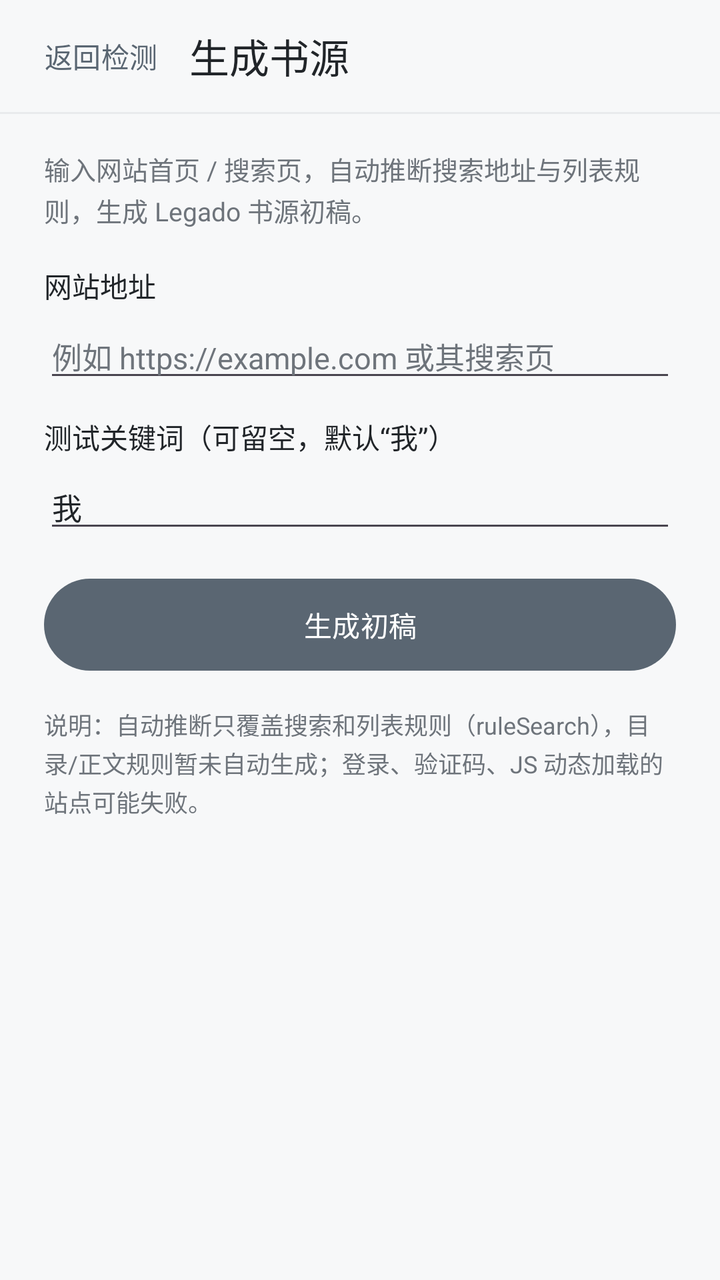
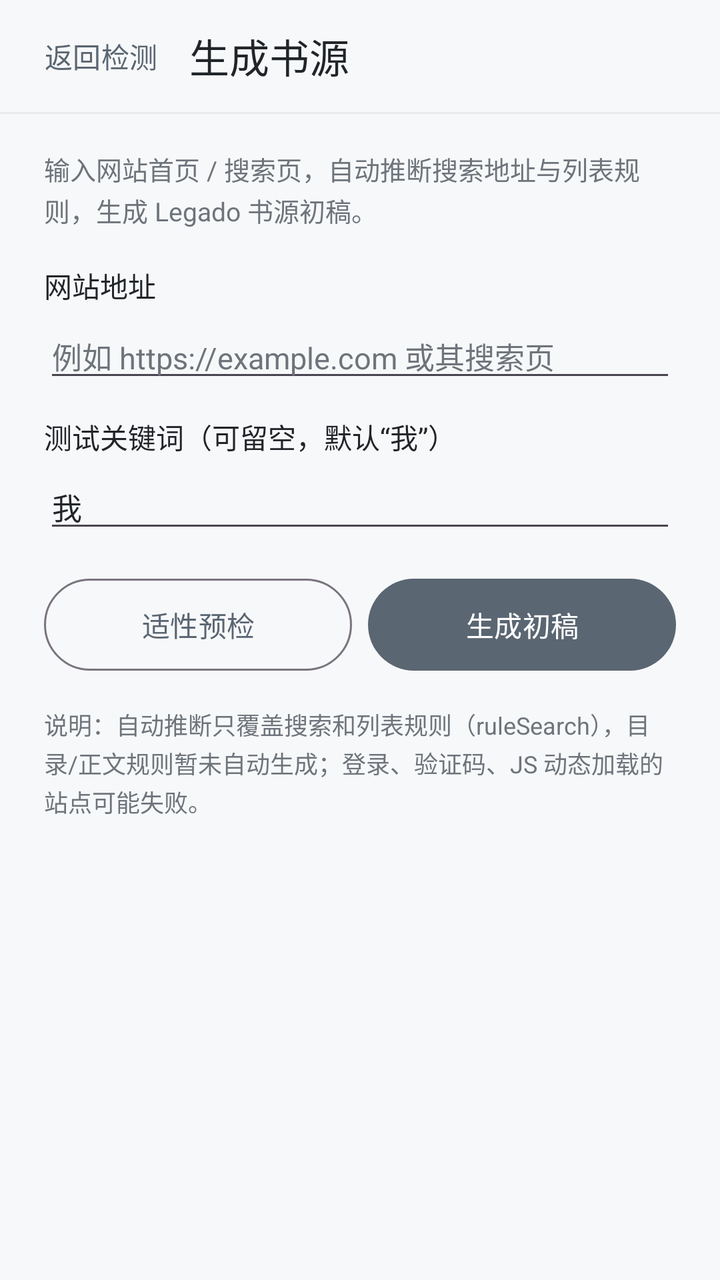

Two renders of the same Android screen: before a commit and after it. Below are the layout's source before the change and the commit's diff.
<!-- AndroidManifest.xml: application theme Theme.ShuyuanHelper -->
<!-- res/layout/activity_generator.xml -->
<?xml version="1.0" encoding="utf-8"?>
<LinearLayout xmlns:android="http://schemas.android.com/apk/res/android"
    android:layout_width="match_parent"
    android:layout_height="match_parent"
    android:background="@color/bg_window"
    android:fitsSystemWindows="true"
    android:orientation="vertical">

    <LinearLayout
        android:layout_width="match_parent"
        android:layout_height="wrap_content"
        android:gravity="center_vertical"
        android:orientation="horizontal"
        android:paddingStart="10dp"
        android:paddingTop="8dp"
        android:paddingEnd="18dp"
        android:paddingBottom="8dp">

        <com.google.android.material.button.MaterialButton
            android:id="@+id/btnGenBack"
            style="@style/Widget.Material3.Button.TextButton"
            android:layout_width="wrap_content"
            android:layout_height="40dp"
            android:insetTop="0dp"
            android:insetBottom="0dp"
            android:minWidth="0dp"
            android:paddingStart="10dp"
            android:paddingEnd="10dp"
            android:text="@string/generator_back"
            android:textSize="14sp" />

        <TextView
            android:id="@+id/tvGenTitle"
            android:layout_width="0dp"
            android:layout_height="wrap_content"
            android:layout_marginStart="4dp"
            android:layout_weight="1"
            android:text="@string/generator_title"
            android:textColor="@color/text_primary"
            android:textSize="20sp" />
    </LinearLayout>

    <View
        android:layout_width="match_parent"
        android:layout_height="1dp"
        android:background="@color/divider" />

    <ScrollView
        android:layout_width="match_parent"
        android:layout_height="0dp"
        android:layout_weight="1"
        android:fillViewport="true"
        android:scrollbars="none">

        <LinearLayout
            android:layout_width="match_parent"
            android:layout_height="wrap_content"
            android:orientation="vertical"
            android:paddingStart="22dp"
            android:paddingTop="18dp"
            android:paddingEnd="22dp"
            android:paddingBottom="24dp">

            <TextView
                android:layout_width="match_parent"
                android:layout_height="wrap_content"
                android:text="@string/generator_subtitle"
                android:textColor="@color/text_secondary"
                android:textSize="13sp"
                android:lineSpacingExtra="2dp" />

            <TextView
                android:layout_width="wrap_content"
                android:layout_height="wrap_content"
                android:layout_marginTop="18dp"
                android:text="@string/generator_url_label"
                android:textColor="@color/text_primary"
                android:textSize="14sp" />

            <EditText
                android:id="@+id/etGenUrl"
                android:layout_width="match_parent"
                android:layout_height="wrap_content"
                android:layout_marginTop="4dp"
                android:hint="@string/generator_url_hint"
                android:importantForAutofill="no"
                android:inputType="textUri"
                android:textColor="@color/text_primary"
                android:textColorHint="@color/text_secondary"
                android:textSize="15sp" />

            <TextView
                android:layout_width="wrap_content"
                android:layout_height="wrap_content"
                android:layout_marginTop="12dp"
                android:text="@string/generator_keyword_label"
                android:textColor="@color/text_primary"
                android:textSize="14sp" />

            <EditText
                android:id="@+id/etGenKeyword"
                android:layout_width="match_parent"
                android:layout_height="wrap_content"
                android:layout_marginTop="4dp"
                android:importantForAutofill="no"
                android:text="我"
                android:textColor="@color/text_primary"
                android:textColorHint="@color/text_secondary"
                android:textSize="15sp" />

            <com.google.android.material.button.MaterialButton
                android:id="@+id/btnGenStart"
                style="@style/Widget.Material3.Button"
                android:layout_width="match_parent"
                android:layout_height="46dp"
                android:layout_marginTop="18dp"
                android:insetTop="0dp"
                android:insetBottom="0dp"
                android:text="@string/generator_action" />

            <ProgressBar
                android:id="@+id/progressGen"
                style="@android:style/Widget.ProgressBar.Horizontal"
                android:layout_width="match_parent"
                android:layout_height="3dp"
                android:layout_marginTop="10dp"
                android:indeterminate="true"
                android:indeterminateTint="@color/brand_primary"
                android:visibility="gone" />

            <TextView
                android:id="@+id/tvGenStatus"
                android:layout_width="match_parent"
                android:layout_height="wrap_content"
                android:layout_marginTop="10dp"
                android:textColor="@color/text_secondary"
                android:textSize="13sp"
                android:visibility="gone" />

            <TextView
                android:id="@+id/tvGenResult"
                android:layout_width="match_parent"
                android:layout_height="wrap_content"
                android:layout_marginTop="14dp"
                android:background="@color/surface"
                android:lineSpacingExtra="3dp"
                android:padding="14dp"
                android:textColor="@color/text_primary"
                android:textIsSelectable="true"
                android:textSize="14sp"
                android:visibility="gone" />

            <LinearLayout
                android:id="@+id/layoutGenActions"
                android:layout_width="match_parent"
                android:layout_height="wrap_content"
                android:layout_marginTop="14dp"
                android:orientation="horizontal"
                android:visibility="gone">

                <com.google.android.material.button.MaterialButton
                    android:id="@+id/btnGenAdd"
                    style="@style/Widget.Material3.Button"
                    android:layout_width="0dp"
                    android:layout_height="46dp"
                    android:layout_marginEnd="8dp"
                    android:layout_weight="1"
                    android:insetTop="0dp"
                    android:insetBottom="0dp"
                    android:text="@string/generator_add" />

                <com.google.android.material.button.MaterialButton
                    android:id="@+id/btnGenCopy"
                    style="@style/Widget.Material3.Button.OutlinedButton"
                    android:layout_width="0dp"
                    android:layout_height="46dp"
                    android:layout_weight="1"
                    android:insetTop="0dp"
                    android:insetBottom="0dp"
                    android:text="@string/generator_copy" />
            </LinearLayout>

            <TextView
                android:layout_width="match_parent"
                android:layout_height="wrap_content"
                android:layout_marginTop="18dp"
                android:text="@string/generator_tip"
                android:textColor="@color/text_secondary"
                android:textSize="12sp"
                android:lineSpacingExtra="2dp" />
        </LinearLayout>
    </ScrollView>
</LinearLayout>
<!-- resources referenced by this layout -->
<resources>
  <color name="bg_window">#F7F8F9</color>
  <color name="brand_primary">#5A6672</color>
  <color name="divider">#E9EBED</color>
  <color name="surface">#FFFFFF</color>
  <color name="text_primary">#212529</color>
  <color name="text_secondary">#6E747B</color>
  <string name="generator_action">生成初稿</string>
  <string name="generator_add">加入检测列表</string>
  <string name="generator_back">返回检测</string>
  <string name="generator_copy">复制 JSON</string>
  <string name="generator_keyword_label">测试关键词（可留空，默认“我”）</string>
  <string name="generator_subtitle">输入网站首页 / 搜索页，自动推断搜索地址与列表规则，生成 Legado 书源初稿。</string>
  <string name="generator_tip">说明：自动推断只覆盖搜索和列表规则（ruleSearch），目录/正文规则暂未自动生成；登录、验证码、JS 动态加载的站点可能失败。</string>
  <string name="generator_title">生成书源</string>
  <string name="generator_url_hint">例如 https://example.com 或其搜索页</string>
  <string name="generator_url_label">网站地址</string>
  <style name="Theme.ShuyuanHelper" parent="Theme.Material3.Light.NoActionBar">
          <item name="colorPrimary">@color/brand_primary</item>
          <item name="colorPrimaryDark">@color/brand_dark</item>
          <item name="colorPrimaryVariant">@color/brand_dark</item>
          <item name="colorOnPrimary">#FFFFFF</item>
          <item name="colorSecondary">@color/brand_primary</item>
          <item name="colorPrimaryContainer">@color/brand_light</item>
          <item name="colorOnPrimaryContainer">@color/text_primary</item>
          <item name="colorSecondaryContainer">@color/brand_light</item>
          <item name="colorOnSecondaryContainer">@color/text_primary</item>
          <item name="colorSurface">@color/surface</item>
          <item name="colorOnSurface">@color/text_primary</item>
          <item name="colorOnSurfaceVariant">@color/text_secondary</item>
          <item name="android:windowBackground">@color/bg_window</item>
          <item name="android:statusBarColor">@color/bg_window</item>
          <item name="android:windowLightStatusBar">true</item>
          <item name="android:fontFamily">sans-serif</item>
      </style>
  <color name="brand_dark">#414B54</color>
  <color name="brand_light">#E9ECEF</color>
</resources>

<!-- the commit's change to res/layout/activity_generator.xml (unified diff, before → after) -->
@@ -108,15 +108,33 @@
                 android:textColorHint="@color/text_secondary"
                 android:textSize="15sp" />
 
-            <com.google.android.material.button.MaterialButton
-                android:id="@+id/btnGenStart"
-                style="@style/Widget.Material3.Button"
-                android:layout_width="match_parent"
-                android:layout_height="46dp"
+            <LinearLayout
+                android:layout_width="match_parent"
+                android:layout_height="wrap_content"
                 android:layout_marginTop="18dp"
-                android:insetTop="0dp"
-                android:insetBottom="0dp"
-                android:text="@string/generator_action" />
+                android:orientation="horizontal">
+
+                <com.google.android.material.button.MaterialButton
+                    android:id="@+id/btnGenPrecheck"
+                    style="@style/Widget.Material3.Button.OutlinedButton"
+                    android:layout_width="0dp"
+                    android:layout_height="46dp"
+                    android:layout_marginEnd="8dp"
+                    android:layout_weight="1"
+                    android:insetTop="0dp"
+                    android:insetBottom="0dp"
+                    android:text="@string/generator_precheck" />
+
+                <com.google.android.material.button.MaterialButton
+                    android:id="@+id/btnGenStart"
+                    style="@style/Widget.Material3.Button"
+                    android:layout_width="0dp"
+                    android:layout_height="46dp"
+                    android:layout_weight="1"
+                    android:insetTop="0dp"
+                    android:insetBottom="0dp"
+                    android:text="@string/generator_action" />
+            </LinearLayout>
 
             <ProgressBar
                 android:id="@+id/progressGen"
<!-- resource entries referenced after the edit -->
@@ -11,6 +11,7 @@
   <string name="generator_back">返回检测</string>
   <string name="generator_copy">复制 JSON</string>
   <string name="generator_keyword_label">测试关键词（可留空，默认“我”）</string>
+  <string name="generator_precheck">适性预检</string>
   <string name="generator_subtitle">输入网站首页 / 搜索页，自动推断搜索地址与列表规则，生成 Legado 书源初稿。</string>
   <string name="generator_tip">说明：自动推断只覆盖搜索和列表规则（ruleSearch），目录/正文规则暂未自动生成；登录、验证码、JS 动态加载的站点可能失败。</string>
   <string name="generator_title">生成书源</string>
